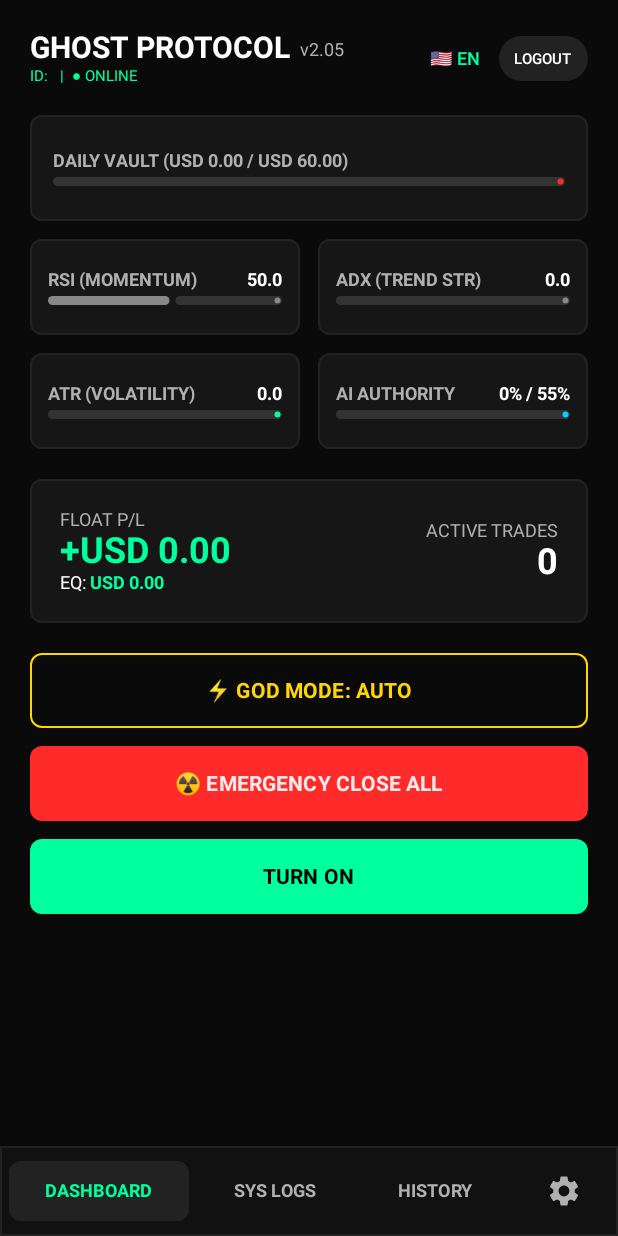
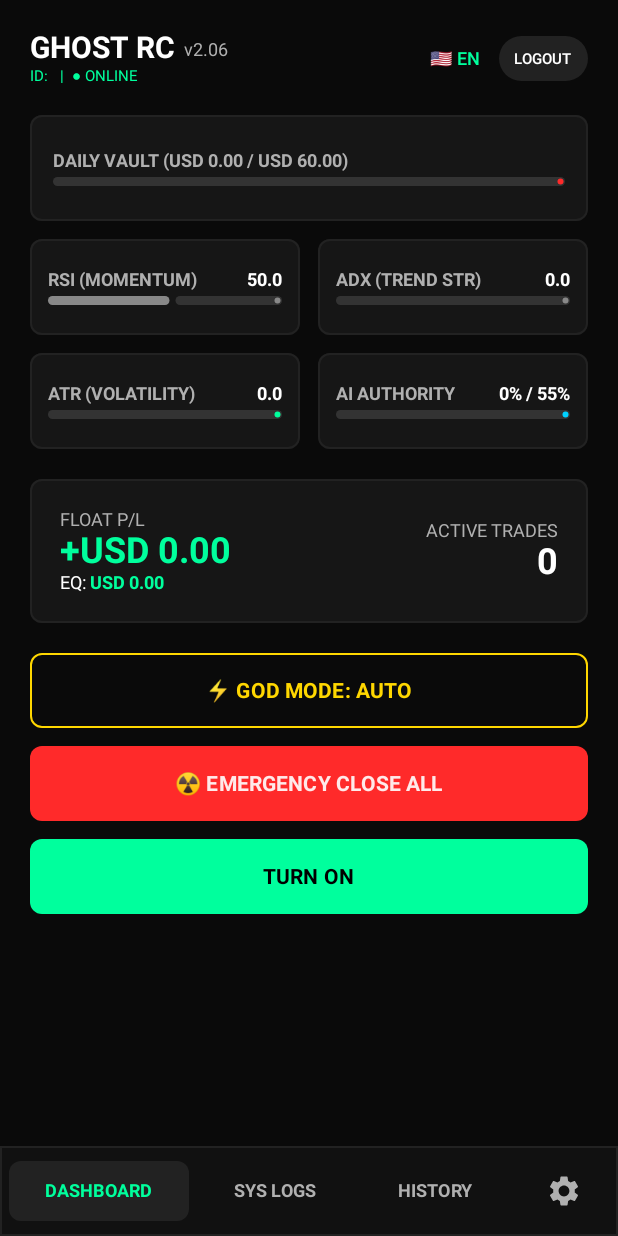
Before and after one commit to yothanan2/ghost_mobile, an Android app built with Jetpack Compose: the composable MainScreen called with empty values, after a tap on "TURN ON", on a phone screen of 412 x 824 dp. Run offline under Robolectric (Android 15) with nearby library versions, the phone set to English and light mode, and no system bars; our stand-ins replace Firebase (no records; nobody signed in at launch, a user with empty details on screens opened directly).

Commit message:
v2.06 Release: Ghost RC + Pause Sync

```diff
--- a/android_app/app/build.gradle.kts
+++ b/android_app/app/build.gradle.kts
@@ -12,8 +12,8 @@ android {
         applicationId = "com.ghostcommand.app"
         minSdk = 24
         targetSdk = 34
-        versionCode = 25
-        versionName = "2.05"
+        versionCode = 26
+        versionName = "2.06"
 
         testInstrumentationRunner = "androidx.test.runner.AndroidJUnitRunner"
         vectorDrawables {
--- a/android_app/app/src/main/AndroidManifest.xml
+++ b/android_app/app/src/main/AndroidManifest.xml
@@ -16,7 +16,7 @@
         android:fullBackupContent="@xml/backup_rules"
         android:icon="@mipmap/ic_launcher"
         android:roundIcon="@mipmap/ic_launcher_round"
-        android:label="Ghost Command"
+        android:label="Ghost"
         android:supportsRtl="true"
         android:theme="@android:style/Theme.Material.NoActionBar"
         tools:targetApi="31">
--- a/android_app/app/src/main/java/com/ghostcommand/app/MainActivity.kt
+++ b/android_app/app/src/main/java/com/ghostcommand/app/MainActivity.kt
@@ -143,7 +143,7 @@ object GhostLingo {
         "TODAYS_TRADES" to "TODAY'S TRADES",
         "SESSION_LEDGER" to "SESSION LEDGER",
         "NO_TRADES" to "NO TRADES YET",
-        "LOGIN_TITLE" to "GHOST PROTOCOL",
+        "LOGIN_TITLE" to "GHOST RC",
         "LOGIN_SUB" to "SECURE UPLINK V2.0",
         "TARGET_ID" to "TARGET ID",
         "CONNECT_BTN" to "ESTABLISH LINK",
@@ -171,7 +171,7 @@ object GhostLingo {
         "TODAYS_TRADES" to "รายการเทรดวันนี้",
         "SESSION_LEDGER" to "บัญชีรอบนี้",
         "NO_TRADES" to "ยังไม่มีรายการเทรด",
-        "LOGIN_TITLE" to "GHOST PROTOCOL",
+        "LOGIN_TITLE" to "GHOST RC",
         "LOGIN_SUB" to "ระบบเชื่อมต่อ V2.0",
         "TARGET_ID" to "ระบุ ID ปลายทาง",
         "CONNECT_BTN" to "เริ่มการเชื่อมต่อ",
@@ -562,13 +562,30 @@ fun TacticalDashboard(database: com.google.firebase.database.FirebaseDatabase, b
 
         // 7. ENGINE CONTROL (Moved from Rhythm Tab)
         val isManual = vitals.mode_name == "MANUAL"
-        val engineColor = if (isManual) NeonGreen else NeonRed
-        val engineText = if (isManual) "TURN ON" else "TURN OFF" // [UI REQUEST]
+        val isPaused = vitals.mode_name == "PAUSE"
+
+        val engineColor = when {
+            isPaused -> Gold
+            isManual -> NeonGreen
+            else -> NeonRed
+        }
+
+        val engineText = when {
+            isPaused -> "OVERRIDE (PAUSED)"
+            isManual -> "TURN ON"
+            else -> "TURN OFF"
+        }
 
         Button(
             onClick = {
-                if (isManual) {
-                     // TURN ON -> Engage Auto-Scheduler
+                if (isManual || isPaused) {
+                     // TURN ON (or OVERRIDE) -> Engage Auto-Scheduler
+                     // If user hits Override, we can either go to Manual or Auto.
+                     // Going to Auto (0000) seems best to "Resume" normal operations if ready.
+                     // But user might want Manual. Let's send them to Auto-Scheduler,
+                     // because if they wanted Manual they are already effectively paused.
+                     // Actually, user said "Adapt UI to show RESUME or OVERRIDE".
+                     // Let's assume hitting it engages the Auto-Scheduler (Resume).
                      val pl = mapOf("recipe" to "0000: Auto-Scheduler (Sync)")
                      cmdRef.push().setValue(mapOf("payload" to pl))
                 } else {
```
Also changed, not shown: 3 other files.
